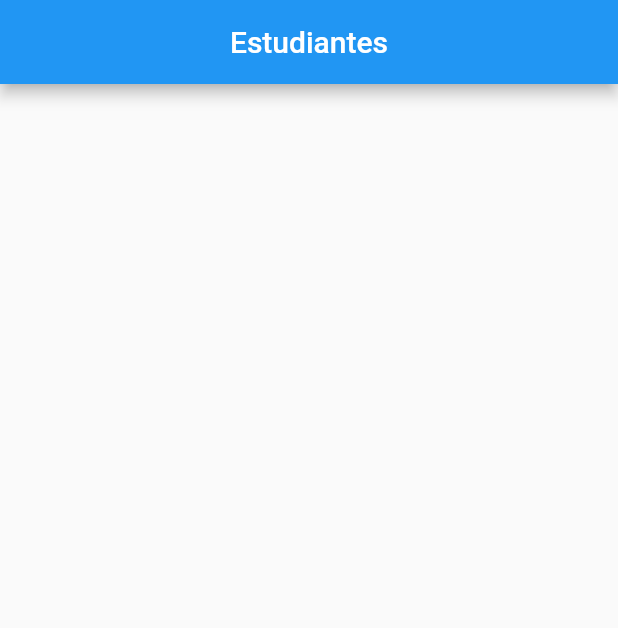
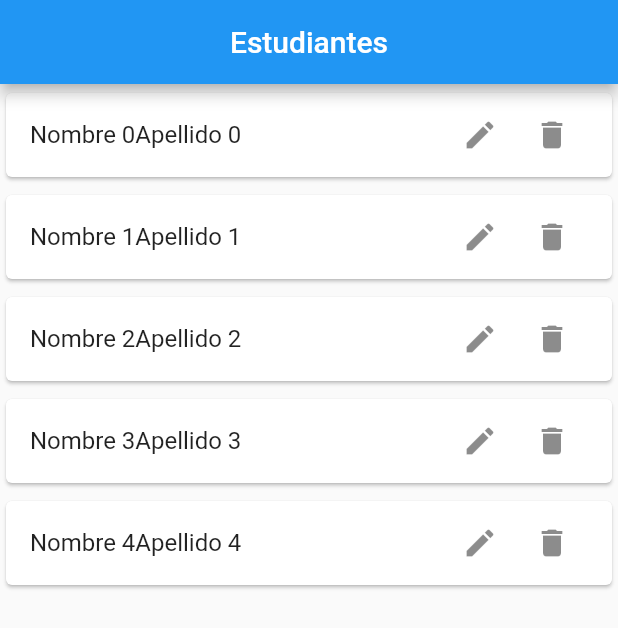
Before and after one commit to FelixGtz99/estudiantes_aplicacion, a Flutter app: the screen it shows after launch, on a phone screen of 412 x 824 dp. Shown: the top 628 px of the screen. Run offline on Flutter 3.47's test engine with Material 2 defaults, Android fonts, the phone set to English and light mode, and no system bars.

Commit message:
add: lista de estudiantes

```diff
--- a/lib/models/student.dart
+++ b/lib/models/student.dart
@@ -1,5 +1,5 @@
 class StudentModel {
-  int? addressId;
+  int? studentId;
   String? lastName;
   String? middleName;
   String? firstName;
@@ -8,7 +8,7 @@ class StudentModel {
   DateTime? createdOn;
 
   StudentModel(
-      {this.addressId,
+      {this.studentId,
       this.lastName,
       this.middleName,
       this.firstName,
@@ -17,7 +17,7 @@ class StudentModel {
       this.createdOn});
 
   StudentModel.fromJson(Map<String, dynamic> json) {
-    addressId = json['address_id'];
+    studentId = json['student_id'];
     lastName = json['last_name'];
     middleName = json['middle_name'];
     firstName = json['first_name'];
@@ -28,7 +28,7 @@ class StudentModel {
 
   Map<String, dynamic> toJson() {
     final Map<String, dynamic> data = new Map<String, dynamic>();
-    data['address_id'] = this.addressId;
+    data['student_id'] = this.studentId;
     data['last_name'] = this.lastName;
     data['middle_name'] = this.middleName;
     data['first_name'] = this.firstName;
@@ -37,4 +37,6 @@ class StudentModel {
     data['created_on'] = this.createdOn;
     return data;
   }
+
+  get fullName => firstName! +  lastName!;
 }
--- /dev/null
+++ b/lib/services/student.dart
@@ -0,0 +1,19 @@
+import '../models/student.dart';
+
+class StudentService {
+  Future<List<StudentModel>> fetchStudents() async {
+    // Simula una llamada al servidor
+    await Future.delayed(Duration(seconds: 2)); // Simulando una demora de 2 segundos
+    return List.generate(5, (index) {
+      return StudentModel(
+studentId: index,
+        lastName: 'Apellido $index',
+        middleName: 'Segundo Nombre $index',
+        firstName: 'Nombre $index',
+        gender: 'Género $index',
+        updatedOn: DateTime.now(),
+        createdOn: DateTime.now(),
+      );
+    });
+  }
+}
--- a/lib/views/student_list.dart
+++ b/lib/views/student_list.dart
@@ -1,13 +1,39 @@
+import 'package:estudiantes_aplicacion/models/student.dart';
+import 'package:estudiantes_aplicacion/services/student.dart';
+import 'package:estudiantes_aplicacion/widgets/student_tile.dart';
 import 'package:flutter/material.dart';
 
 import 'package:estudiantes_aplicacion/widgets/appbar.dart';
+
 class StudentList extends StatelessWidget {
   const StudentList({Key? key}) : super(key: key);
 
   @override
   Widget build(BuildContext context) {
+    final _studentService = StudentService();
     return Scaffold(
       appBar: CustomAppBar(title: 'Estudiantes'),
+      body:FutureBuilder<List<StudentModel>>(
+      future: _studentService.fetchStudents(),
+      builder: (context, snapshot) {
+        if (snapshot.connectionState == ConnectionState.waiting) {
+          return CircularProgressIndicator(); // Muestra un indicador de carga mientras se obtienen los datos
+        } else if (snapshot.hasError) {
+          return Text('Error: ${snapshot.error}');
+        } else if (!snapshot.hasData || snapshot.data!.isEmpty) {
+          return Text('No se encontraron estudiantes.');
+        } else {
+          return ListView.builder(
+            itemCount: snapshot.data!.length,
+            itemBuilder: (context, index) {
+              StudentModel student = snapshot.data![index];
+              return studentTile(student);
+            },
+          );
+        }
+      },
+    )
     );
   }
+
 }
--- /dev/null
+++ b/lib/widgets/student_tile.dart
@@ -0,0 +1,39 @@
+import 'package:estudiantes_aplicacion/models/student.dart';
+import 'package:flutter/material.dart';
+
+Widget studentTile(StudentModel student) {
+  return Container(
+    margin: const EdgeInsets.symmetric(vertical: 2),
+    decoration: BoxDecoration(
+      borderRadius: BorderRadius.circular(20),
+    ),
+    child: Card(
+      color: Colors.white,
+      child: ListTile(
+        title: Text(student.fullName),
+        trailing: Row(
+          mainAxisSize: MainAxisSize.min,
+          children: [
+            IconButton(
+              onPressed: () {
+                // Navigator.push(
+                //   context,
+                //   MaterialPageRoute(
+                //     builder: (context) => OmitShop(
+                //       routeShopId: shop.route_shop_id,
+                //     ),
+                //   ),
+                // );
+              },
+              icon: const Icon(Icons.edit),
+            ),
+            IconButton(
+              onPressed: () => {},
+              icon: const Icon(Icons.delete),
+            ),
+          ],
+        ),
+      ),
+    ),
+  );
+}
```
